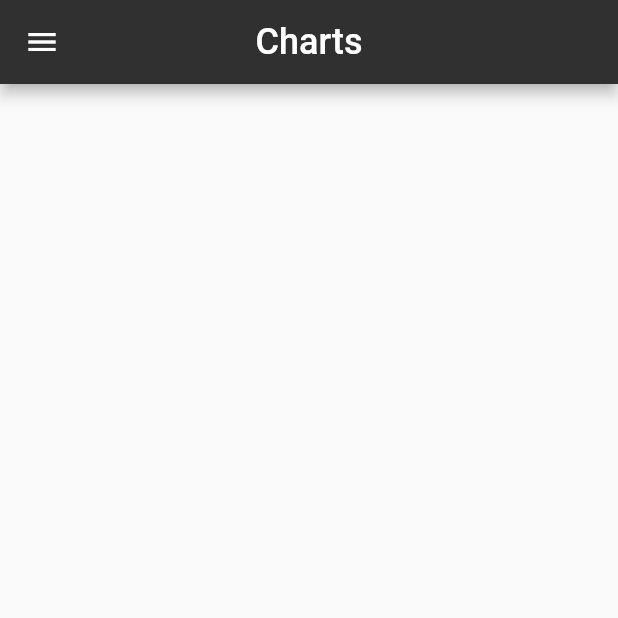
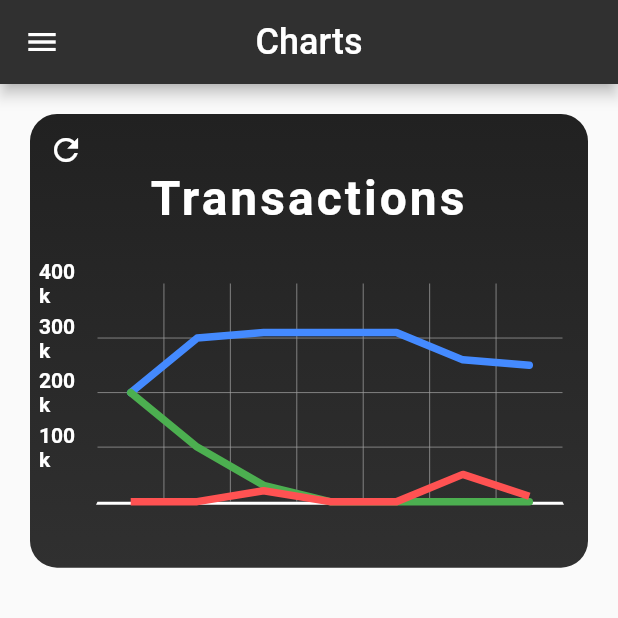
Before and after one commit to JorisTruong/homeaccountant-app, a Flutter app: the ChartsPage screen opened by its route, on a phone screen of 412 x 824 dp, the top half of it. Run offline on Flutter 3.47's test engine with Material 2 defaults, Android fonts, the light colour scheme and no system bars; drawn by our look-alikes of fl_chart; our stand-ins replace flutter_redux, redux, sliding_up_panel.

Commit message:
feat: added line chart card feat: added utils functions

```diff
--- /dev/null
+++ b/lib/components/line_chart.dart
@@ -0,0 +1,298 @@
+import 'package:flutter/material.dart';
+import 'package:fl_chart/fl_chart.dart';
+
+import 'package:homeaccountantapp/utils.dart';
+
+
+final revenueWeek = [
+  FlSpot(1, 2),
+  FlSpot(3, 1),
+  FlSpot(5, 0.3),
+  FlSpot(7, 0),
+  FlSpot(9, 0),
+  FlSpot(11, 0),
+  FlSpot(13, 0),
+];
+
+final expensesWeek = [
+  FlSpot(1, 0),
+  FlSpot(3, 0),
+  FlSpot(5, 0.2),
+  FlSpot(7, 0),
+  FlSpot(9, 0),
+  FlSpot(11, 0.5),
+  FlSpot(13, 0.1),
+];
+
+final balanceWeek = [
+  FlSpot(1, 2),
+  FlSpot(3, 3),
+  FlSpot(5, 3.1),
+  FlSpot(7, 3.1),
+  FlSpot(9, 3.1),
+  FlSpot(11, 2.6),
+  FlSpot(13, 2.5),
+];
+
+class LineChartCard extends StatefulWidget {
+  const LineChartCard({
+    Key key,
+    this.title,
+    this.durationType
+  });
+
+  final String title;
+  final String durationType;
+
+  @override
+  State<StatefulWidget> createState() => LineChartCardState();
+}
+
+class LineChartCardState extends State<LineChartCard> {
+  int switchData;
+
+  @override
+  void initState() {
+    super.initState();
+    switchData = 0;
+  }
+
+  @override
+  Widget build(BuildContext context) {
+    return Padding(
+      padding: EdgeInsets.all(20.0),
+      child: AspectRatio(
+        aspectRatio: 1.23,
+        child: Container(
+          decoration: BoxDecoration(
+            borderRadius: const BorderRadius.all(Radius.circular(18)),
+            gradient: LinearGradient(
+              colors: const [
+                Color(0xff303030),
+                Color(0xff212121),
+              ],
+              begin: Alignment.bottomCenter,
+              end: Alignment.topCenter,
+            ),
+          ),
+          child: Stack(
+            children: <Widget>[
+              Column(
+                crossAxisAlignment: CrossAxisAlignment.stretch,
+                children: <Widget>[
+                  const SizedBox(
+                    height: 37,
+                  ),
+                  Text(
+                    widget.title,
+                    style: TextStyle(
+                      color: Colors.white,
+                      fontSize: 32,
+                      fontWeight: FontWeight.bold,
+                      letterSpacing: 2
+                    ),
+                    textAlign: TextAlign.center,
+                  ),
+                  const SizedBox(
+                    height: 37,
+                  ),
+                  Expanded(
+                    child: Padding(
+                      padding: const EdgeInsets.only(right: 16.0, left: 6.0),
+                      child: LineChart(
+                        lineData(),
+                        swapAnimationDuration: const Duration(milliseconds: 250),
+                      ),
+                    ),
+                  ),
+                  const SizedBox(
+                    height: 10,
+                  ),
+                ],
+              ),
+              IconButton(
+                icon: Icon(
+                  Icons.refresh,
+                  color: Colors.white
+                ),
+                onPressed: () {
+                  setState(() {
+                    switchData = switchFlag(switchData, 4);
+                  });
+                },
+              )
+            ],
+          ),
+        ),
+      )
+    );
+  }
+
+  LineChartData lineData() {
+    return LineChartData(
+      extraLinesData: ExtraLinesData(extraLinesOnTop: true),
+      lineTouchData: LineTouchData(
+        touchTooltipData: LineTouchTooltipData(
+          tooltipBgColor: Colors.blueGrey.withOpacity(0.8),
+        ),
+        touchCallback: (LineTouchResponse touchResponse) {},
+        handleBuiltInTouches: true,
+      ),
+      titlesData: FlTitlesData(
+        bottomTitles: SideTitles(
+          showTitles: true,
+          reservedSize: 22,
+          textStyle: const TextStyle(
+            color: Color(0xffffffff),
+            fontWeight: FontWeight.bold,
+            fontSize: 16,
+          ),
+          margin: 10,
+          getTitles: (value) {
+            return getXAxis(value, widget.durationType);
+          },
+        ),
+        leftTitles: SideTitles(
+          showTitles: true,
+          textStyle: const TextStyle(
+            color: Color(0xffffffff),
+            fontWeight: FontWeight.bold,
+            fontSize: 14,
+          ),
+          getTitles: (value) {
+            return getYAxis(value, 0);
+          },
+          margin: 8,
+          reservedSize: 30,
+        ),
+      ),
+      borderData: FlBorderData(
+        show: true,
+        border: const Border(
+          bottom: BorderSide(
+            color: Color(0xffffffff),
+            width: 2,
+          ),
+          left: BorderSide(
+            color: Colors.transparent,
+          ),
+          right: BorderSide(
+            color: Colors.transparent,
+          ),
+          top: BorderSide(
+            color: Colors.transparent,
+          ),
+        ),
+      ),
+      minX: 0,
+      maxX: 14,
+      maxY: 4,
+      minY: 0,
+      lineBarsData: linesBarData(),
+    );
+  }
+
+  List<LineChartBarData> linesBarData() {
+    final LineChartBarData revenue = LineChartBarData(
+      spots: revenueWeek,
+      isCurved: false,
+      colors: [
+        Colors.green,
+      ],
+      barWidth: 5,
+      isStrokeCapRound: true,
+      dotData: FlDotData(
+        show: switchData != 0,
+      ),
+      belowBarData: BarAreaData(
+        show: switchData != 0,
+      ),
+    );
+    final LineChartBarData expenses = LineChartBarData(
+      spots: expensesWeek,
+      isCurved: false,
+      colors: [
+        Colors.redAccent,
+      ],
+      barWidth: 5,
+      isStrokeCapRound: switchData != 0,
+      dotData: FlDotData(
+        show: switchData != 0,
+      ),
+      belowBarData: BarAreaData(
+        show: switchData != 0,
+      ),
+    );
+    final LineChartBarData balance = LineChartBarData(
+      spots: balanceWeek,
+      isCurved: false,
+      colors: const [
+        Colors.blueAccent,
+      ],
+      barWidth: 5,
+      isStrokeCapRound: true,
+      dotData: FlDotData(
+        show: switchData != 0,
+      ),
+      belowBarData: BarAreaData(
+        show: switchData != 0,
+      ),
+    );
+    if (switchData == 1) {
+      return [balance];
+    } else if (switchData == 2) {
+      return [revenue];
+    } else if (switchData == 3) {
+      return [expenses];
+    } else {
+      return [balance, revenue, expenses];
+    }
+  }
+}
+
+String getXAxis(value, type) {
+  if (type == 'week') {
+    switch (value.toInt()) {
+      case 1:
+        return 'MON';
+      case 3:
+        return 'TUE';
+      case 5:
+        return 'WED';
+      case 7:
+        return 'THU';
+      case 9:
+        return 'FRI';
+      case 11:
+        return 'SAT';
+      case 13:
+        return 'SUN';
+    }
+  } else if (type == 'month') {
+    switch (value.toInt()) {
+      case 1:
+        return 'W1';
+      case 5:
+        return 'W2';
+      case 9:
+        return 'W3';
+      case 13:
+        return 'W4';
+    }
+  }
+  return '';
+}
+
+String getYAxis(value, max) {
+  switch (value.toInt()) {
+    case 1:
+      return '100k';
+    case 2:
+      return '200k';
+    case 3:
+      return '300k';
+    case 4:
+      return '400k';
+  }
+  return '';
+}
--- a/lib/screen/charts.dart
+++ b/lib/screen/charts.dart
@@ -5,6 +5,7 @@ import 'package:redux/redux.dart';
 import 'package:homeaccountantapp/navigation/app_routes.dart';
 import 'package:homeaccountantapp/redux/actions/actions.dart';
 import 'package:homeaccountantapp/redux/models/models.dart';
+import 'package:homeaccountantapp/components/line_chart.dart';
 
 
 class ChartsPage extends StatefulWidget {
@@ -86,8 +87,7 @@ class _ChartsPageState extends State<ChartsPage> with TickerProviderStateMixin {
                       ]
                   )
               ),
-              body: Center(
-              ),
+              body: LineChartCard(title: 'Transactions', durationType: 'week',)
             )
           );
         }
--- /dev/null
+++ b/lib/utils.dart
@@ -0,0 +1,8 @@
+int switchFlag(int flag, int max) {
+  if (flag == max-1) {
+    return 0;
+  } else {
+    var newFlag = flag+1;
+    return newFlag;
+  }
+}
--- a/pubspec.yaml
+++ b/pubspec.yaml
@@ -27,6 +27,7 @@ dependencies:
   redux: ^4.0.0
   flutter_redux: ^0.6.0
   sliding_up_panel: ^1.0.2
+  fl_chart: ^0.9.3
 
   # The following adds the Cupertino Icons font to your application.
   # Use with the CupertinoIcons class for iOS style icons.
```
